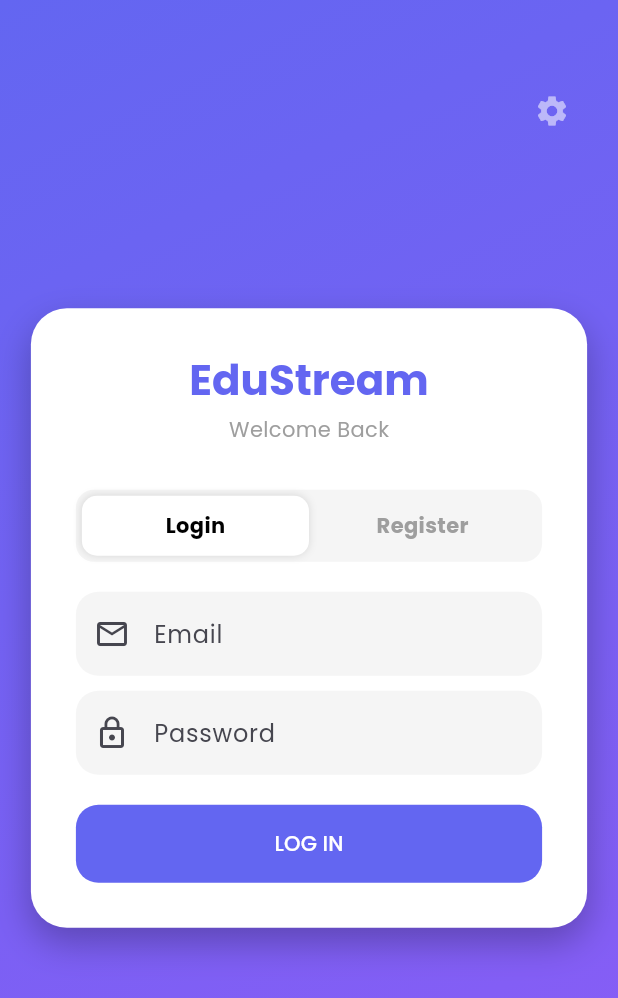
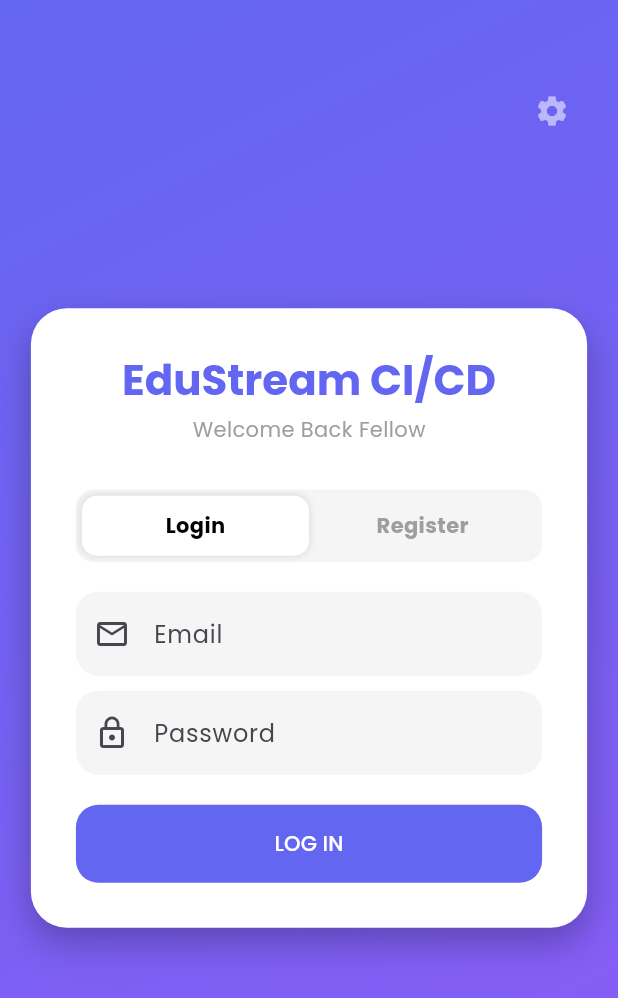
Before and after one commit to bsse23018/edustream_sdc_project, a Flutter app: the screen it shows after launch, on a phone screen of 412 x 824 dp. Shown: the top 998 px of the screen. Run offline on Flutter 3.47's test engine with Material 3 defaults, Android fonts, the phone set to English and light mode, and no system bars; our stand-ins replace animate_do, chewie, file_picker, google_fonts, shared_preferences, video_player; missing offline and left inert: minio.

Commit message:
Testing CI/CD Pipeline

```diff
--- a/lib/auth_screen.dart
+++ b/lib/auth_screen.dart
@@ -105,9 +105,9 @@
                   child: Column(
                     mainAxisSize: MainAxisSize.min,
                     children: [
-                      Text("EduStream", style: Theme.of(context).textTheme.headlineMedium!.copyWith(fontWeight: FontWeight.bold, color: const Color(0xFF6366F1))),
+                      Text("EduStream CI/CD", style: Theme.of(context).textTheme.headlineMedium!.copyWith(fontWeight: FontWeight.bold, color: const Color(0xFF6366F1))),
                       const SizedBox(height: 5),
-                      Text(isLogin ? "Welcome Back" : "Start Learning", style: TextStyle(color: Colors.grey[500])),
+                      Text(isLogin ? "Welcome Back Fellow" : "Start Learning", style: TextStyle(color: Colors.grey[500])),
                       const SizedBox(height: 30),
 
                       // Toggle Switch
```
Also changed, not shown: 1 other file.
